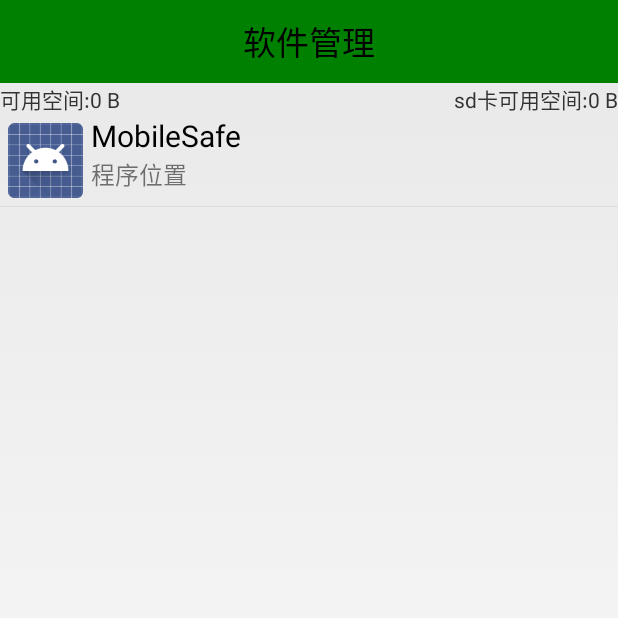
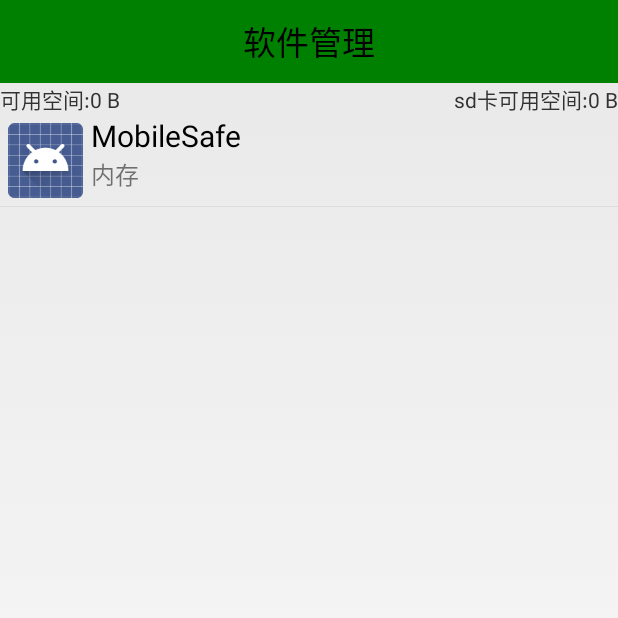
Before and after one commit to mamh-android/android-mobilesafe, an Android app: the AppManagerActivity screen opened directly, with no data from a screen before it, on a phone screen of 412 x 824 dp, the top half of it. Run offline under Robolectric (Android 15) with nearby library versions, the phone set to English and light mode, and no system bars.

Commit message:
add get app installed location
Signed-off-by: Minghui Ma <839682048@qq.com>

```diff
--- a/app/src/main/java/com/example/mamh/mobilesafe/activity/AppManagerActivity.java
+++ b/app/src/main/java/com/example/mamh/mobilesafe/activity/AppManagerActivity.java
@@ -120,6 +120,7 @@ public class AppManagerActivity extends Activity {
             holder.iv_icon.setImageDrawable(appInfo.getIcon());
             holder.tv_name.setText(appInfo.getName());
 
+            holder.tv_location.setText(appInfo.getInstalledAddress());
             return view;
 
         }
--- a/app/src/main/java/com/example/mamh/mobilesafe/engine/AppInfoProvider.java
+++ b/app/src/main/java/com/example/mamh/mobilesafe/engine/AppInfoProvider.java
@@ -1,6 +1,7 @@
 package com.example.mamh.mobilesafe.engine;
 
 import android.content.Context;
+import android.content.pm.ApplicationInfo;
 import android.content.pm.PackageInfo;
 import android.content.pm.PackageManager;
 import android.graphics.drawable.Drawable;
@@ -30,7 +31,25 @@ public class AppInfoProvider {
             String packName = packageInfo.packageName;
             Drawable icon = packageInfo.applicationInfo.loadIcon(pm);
             String name = packageInfo.applicationInfo.loadLabel(pm).toString();
+
+            int flags = packageInfo.applicationInfo.flags;
+
             AppInfo appInfo = new AppInfo(icon, name, packName);
+
+            if ((flags & ApplicationInfo.FLAG_SYSTEM) == 0) {
+                //用户程序
+                appInfo.setIsUserApp(true);
+            } else {
+                //系统程序
+                appInfo.setIsUserApp(false);
+            }
+            if ((flags & ApplicationInfo.FLAG_EXTERNAL_STORAGE) == 0) {
+                //安装在内存中
+                appInfo.setInstalledAddress("内存");
+            } else {
+                //安装在外存
+                appInfo.setInstalledAddress("sd");
+            }
             appInfos.add(appInfo);
         }
 
```
